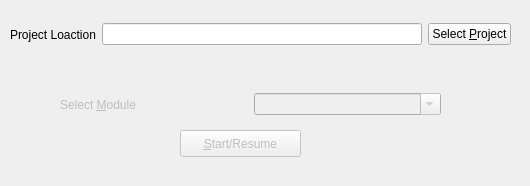
shubhamshuklaer/autog, file grader_improved/grader_project_load.ui: the form before one commit.
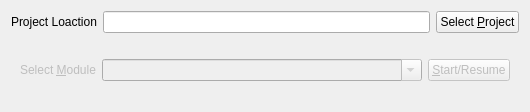
The form after the commit.

Commit message: Improved gui using layouts

Patch:
```diff
--- a/grader_improved/grader_project_load.ui
+++ b/grader_improved/grader_project_load.ui
@@ -7,36 +7,88 @@
     <x>0</x>
     <y>0</y>
     <width>530</width>
-    <height>186</height>
+    <height>112</height>
    </rect>
   </property>
   <property name="windowTitle">
    <string>Form</string>
   </property>
+  <layout class="QVBoxLayout" name="verticalLayout">
+   <item>
+    <layout class="QHBoxLayout" name="horizontalLayout_2">
+     <item>
+      <widget class="QLabel" name="label">
+       <property name="sizePolicy">
+        <sizepolicy hsizetype="Fixed" vsizetype="Fixed">
+         <horstretch>0</horstretch>
+         <verstretch>0</verstretch>
+        </sizepolicy>
+       </property>
+       <property name="text">
+        <string>Project Loaction</string>
+       </property>
+      </widget>
+     </item>
+     <item>
+      <widget class="QLineEdit" name="project_dir_name">
+       <property name="focusPolicy">
+        <enum>Qt::NoFocus</enum>
+       </property>
+       <property name="readOnly">
+        <bool>true</bool>
+       </property>
+      </widget>
+     </item>
+     <item>
+      <widget class="QPushButton" name="select_project_btn">
+       <property name="sizePolicy">
+        <sizepolicy hsizetype="Fixed" vsizetype="Fixed">
+         <horstretch>0</horstretch>
+         <verstretch>0</verstretch>
+        </sizepolicy>
+       </property>
+       <property name="focusPolicy">
+        <enum>Qt::TabFocus</enum>
+       </property>
+       <property name="autoFillBackground">
+        <bool>false</bool>
+       </property>
+       <property name="styleSheet">
+        <string notr="true">QPushButton:focus { 
+  border-style: outset;
+}
+</string>
+       </property>
+       <property name="text">
+        <string>Select &amp;Project</string>
+       </property>
+       <property name="autoDefault">
+        <bool>false</bool>
+       </property>
+       <property name="default">
+        <bool>false</bool>
+       </property>
+       <property name="flat">
+        <bool>false</bool>
+       </property>
+      </widget>
+     </item>
+    </layout>
+   </item>
+   <item>
   <widget class="QWidget" name="select_module_widget" native="true">
    <property name="enabled">
     <bool>false</bool>
    </property>
-   <property name="geometry">
-    <rect>
-     <x>10</x>
-     <y>70</y>
-     <width>501</width>
-     <height>101</height>
-    </rect>
-   </property>
-   <widget class="QWidget" name="layoutWidget">
-    <property name="geometry">
-     <rect>
-      <x>50</x>
-      <y>20</y>
-      <width>381</width>
-      <height>29</height>
-     </rect>
-    </property>
-    <layout class="QHBoxLayout" name="horizontalLayout_2">
+     <layout class="QHBoxLayout" name="horizontalLayout">
      <item>
       <widget class="QLabel" name="label_2">
+        <property name="sizePolicy">
+         <sizepolicy hsizetype="Fixed" vsizetype="Fixed">
+          <horstretch>0</horstretch>
+          <verstretch>0</verstretch>
+         </sizepolicy>
+        </property>
        <property name="text">
         <string>Select &amp;Module</string>
        </property>
@@ -47,6 +99,12 @@
      </item>
      <item>
       <widget class="QComboBox" name="select_module_combo">
+        <property name="sizePolicy">
+         <sizepolicy hsizetype="Expanding" vsizetype="Fixed">
+          <horstretch>0</horstretch>
+          <verstretch>0</verstretch>
+         </sizepolicy>
+        </property>
        <property name="editable">
         <bool>true</bool>
        </property>
@@ -55,16 +113,13 @@
        </property>
       </widget>
      </item>
-    </layout>
-   </widget>
+      <item>
    <widget class="QPushButton" name="start_btn">
-    <property name="geometry">
-     <rect>
-      <x>170</x>
-      <y>60</y>
-      <width>121</width>
-      <height>27</height>
-     </rect>
+        <property name="sizePolicy">
+         <sizepolicy hsizetype="Fixed" vsizetype="Fixed">
+          <horstretch>0</horstretch>
+          <verstretch>0</verstretch>
+         </sizepolicy>
     </property>
     <property name="focusPolicy">
      <enum>Qt::TabFocus</enum>
@@ -90,66 +145,11 @@
      <bool>false</bool>
     </property>
    </widget>
-  </widget>
-  <widget class="QWidget" name="layoutWidget">
-   <property name="geometry">
-    <rect>
-     <x>10</x>
-     <y>20</y>
-     <width>501</width>
-     <height>29</height>
-    </rect>
-   </property>
-   <layout class="QHBoxLayout" name="horizontalLayout">
-    <item>
-     <widget class="QLabel" name="label">
-      <property name="text">
-       <string>Project Loaction</string>
-      </property>
-     </widget>
-    </item>
-    <item>
-     <widget class="QLineEdit" name="project_dir_name">
-      <property name="focusPolicy">
-       <enum>Qt::NoFocus</enum>
-      </property>
-      <property name="readOnly">
-       <bool>true</bool>
-      </property>
-     </widget>
-    </item>
-    <item>
-     <widget class="QPushButton" name="select_project_btn">
-      <property name="focusPolicy">
-       <enum>Qt::TabFocus</enum>
-      </property>
-      <property name="autoFillBackground">
-       <bool>false</bool>
-      </property>
-      <property name="styleSheet">
-       <string notr="true">QPushButton:focus { 
-  border-style: outset;
-}
-</string>
-      </property>
-      <property name="text">
-       <string>Select &amp;Project</string>
-      </property>
-      <property name="autoDefault">
-       <bool>false</bool>
-      </property>
-      <property name="default">
-       <bool>false</bool>
-      </property>
-      <property name="flat">
-       <bool>false</bool>
-      </property>
-     </widget>
-    </item>
-   </layout>
-  </widget>
-  <zorder>layoutWidget</zorder>
-  <zorder>select_module_widget</zorder>
+      </item>
+     </layout>
+    </widget>
+   </item>
+  </layout>
  </widget>
  <tabstops>
   <tabstop>select_project_btn</tabstop>
```
Left out of the diff: 3 changed lines with no effect on the pictures. Lines whose indentation alone changed are shown as unchanged. The commit also changes 1 other file.
